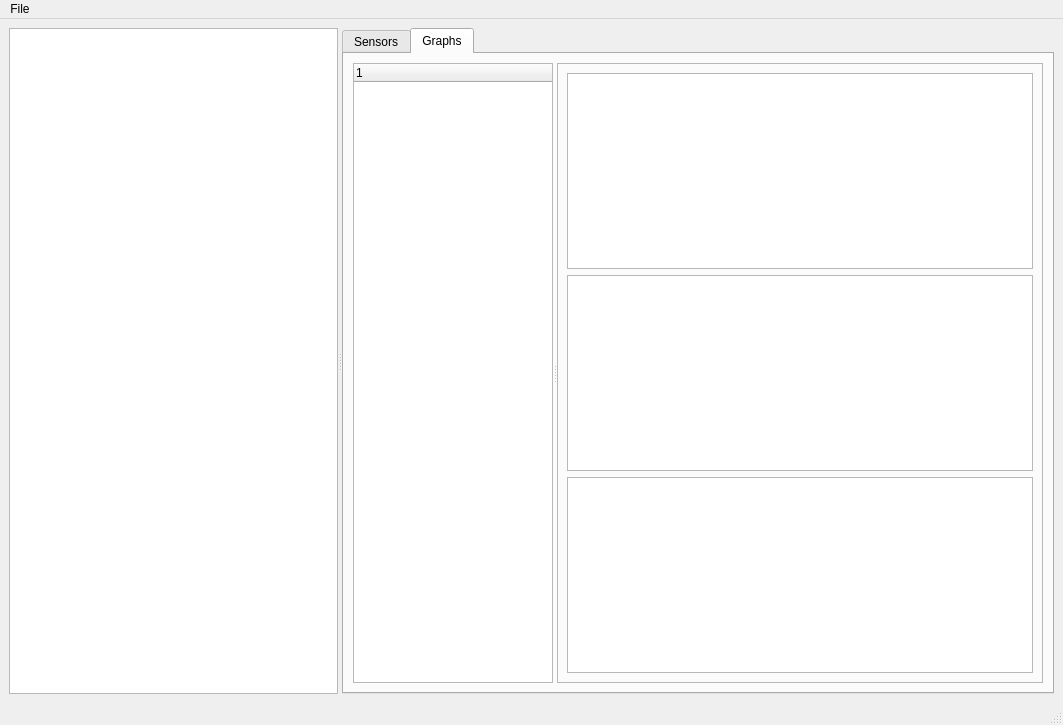
First picture: the form in smartsensors.ui, repository pbustos/smartpolitech-monitoring, before the edit.
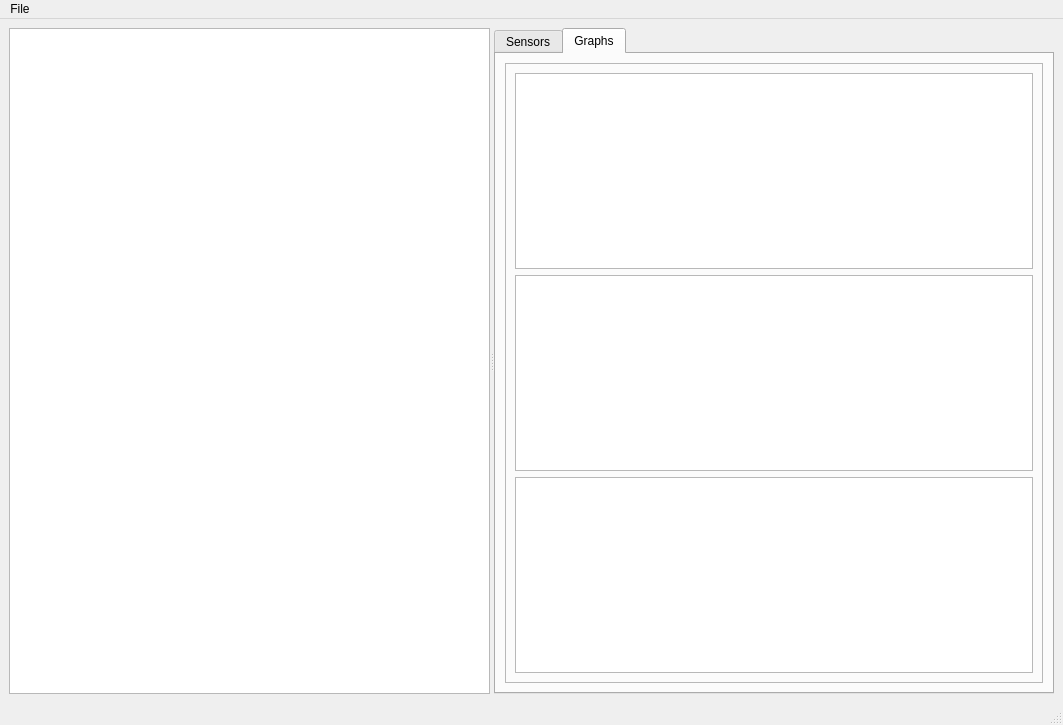
Second picture: the form after the edit. The open tabs and pages were chosen to show the change. Custom widgets are drawn as their Qt base class.

Commit message: new version, shorter and simpler

What changed in the file:
```diff
--- a/smartsensors.ui
+++ b/smartsensors.ui
@@ -56,25 +56,6 @@
            <property name="orientation">
             <enum>Qt::Horizontal</enum>
            </property>
-           <widget class="QTreeWidget" name="treeWidget">
-            <property name="sizePolicy">
-             <sizepolicy hsizetype="MinimumExpanding" vsizetype="Expanding">
-              <horstretch>0</horstretch>
-              <verstretch>0</verstretch>
-             </sizepolicy>
-            </property>
-            <property name="maximumSize">
-             <size>
-              <width>200</width>
-              <height>16777215</height>
-             </size>
-            </property>
-            <column>
-             <property name="text">
-              <string notr="true">1</string>
-             </property>
-            </column>
-           </widget>
            <widget class="QSplitter" name="splitter">
             <property name="orientation">
              <enum>Qt::Horizontal</enum>
```
The commit also changes 2 other files.
